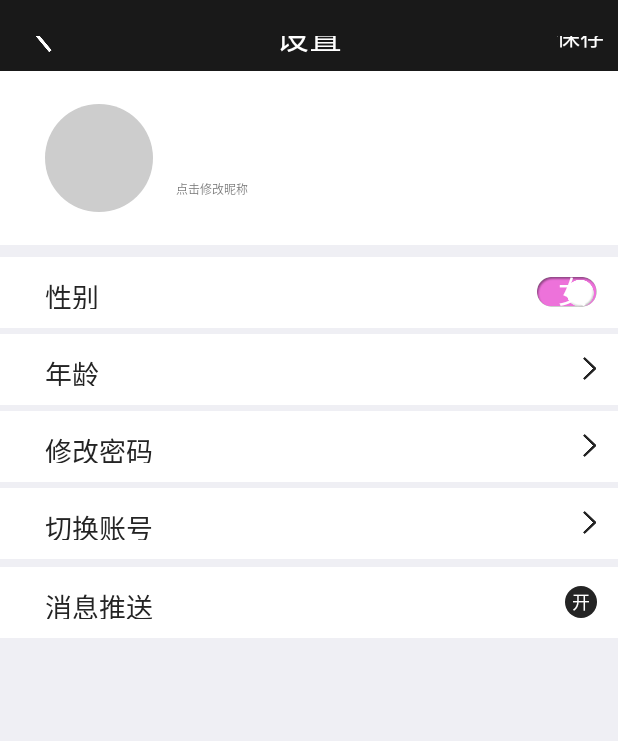
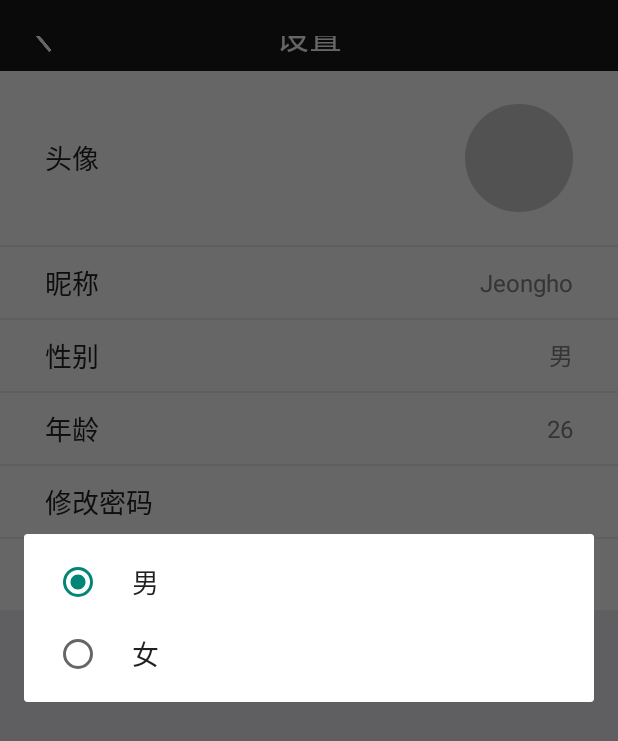
Before and after one commit to hitYOUcry/qxb, an Android app: the SettingActivity screen opened directly, with no data from a screen before it, after a tap on "性别", on a phone screen of 412 x 824 dp. Shown: the top 741 px of the screen. Run offline under Robolectric (Android 15) with nearby library versions, the phone set to English and light mode, and no system bars; our stand-ins replace ButterKnife; libraries missing offline, so code that uses them is left out: cn.jpush.android, org.xutils.x; pictures from the network do not load; Roboto replaces fonts that are not available here; 1 statement that could not run was skipped.

Commit message:
setting change

```diff
--- a/app/src/main/AndroidManifest.xml
+++ b/app/src/main/AndroidManifest.xml
@@ -181,6 +181,10 @@
             android:name=".activity.mine.ImageFolderListActivity"
             android:screenOrientation="portrait"
             android:windowSoftInputMode="adjustPan"/>
+        <activity
+            android:name=".activity.mine.changeInfo.ChangeNicknameAty"
+            android:screenOrientation="portrait"
+            android:windowSoftInputMode="stateVisible|adjustResize"/>
         <!-- Mine Part End -->
 
 
--- a/app/src/main/java/com/qixingbang/qxb/activity/mine/SettingActivity.java
+++ b/app/src/main/java/com/qixingbang/qxb/activity/mine/SettingActivity.java
@@ -1,35 +1,30 @@
 package com.qixingbang.qxb.activity.mine;
 
+import android.app.AlertDialog;
 import android.content.Context;
+import android.content.DialogInterface;
 import android.content.Intent;
 import android.graphics.Bitmap;
 import android.net.Uri;
 import android.os.Bundle;
 import android.provider.MediaStore;
 import android.util.Log;
-import android.util.TypedValue;
 import android.view.Gravity;
 import android.view.KeyEvent;
 import android.view.LayoutInflater;
-import android.view.MotionEvent;
 import android.view.View;
 import android.view.inputmethod.InputMethodManager;
-import android.widget.EditText;
 import android.widget.ImageView;
 import android.widget.PopupWindow;
 import android.widget.RelativeLayout;
 import android.widget.TextView;
 import android.widget.Toast;
 
-import com.android.volley.AuthFailureError;
-import com.android.volley.Request;
-import com.android.volley.Response;
-import com.android.volley.VolleyError;
-import com.android.volley.toolbox.JsonObjectRequest;
 import com.google.gson.Gson;
 import com.lidroid.xutils.BitmapUtils;
 import com.qixingbang.qxb.R;
 import com.qixingbang.qxb.activity.login.LoginActivity;
+import com.qixingbang.qxb.activity.mine.changeInfo.ChangeNicknameAty;
 import com.qixingbang.qxb.activity.mine.clipHeadPortrait.RoundImageView;
 import com.qixingbang.qxb.base.activity.BaseActivity;
 import com.qixingbang.qxb.beans.QAccount;
@@ -37,18 +32,9 @@ import com.qixingbang.qxb.beans.mine.UserInfoBean;
 import com.qixingbang.qxb.common.application.QApplication;
 import com.qixingbang.qxb.common.utils.FileUtil;
 import com.qixingbang.qxb.common.utils.ToastUtil;
-import com.qixingbang.qxb.common.views.SlideSwitch;
 import com.qixingbang.qxb.dialog.TextDialog;
-import com.qixingbang.qxb.server.RequestUtil;
-import com.qixingbang.qxb.server.ResponseUtil;
-import com.qixingbang.qxb.server.UrlUtil;
-
-import org.json.JSONException;
-import org.json.JSONObject;
 
 import java.io.File;
-import java.util.HashMap;
-import java.util.Map;
 
 import butterknife.Bind;
 import butterknife.ButterKnife;
@@ -73,21 +59,19 @@ public class SettingActivity extends BaseActivity {
     ImageView mImageViewShare;
     @Bind(R.id.textView_tabTip)
     TextView mTextViewTabTip;
-    @Bind(R.id.tv_push_message)
-    TextView mTvPushMessage;
     @Bind(R.id.iv_head_portrait)
     RoundImageView mIvHeadPortrait;
-    @Bind(R.id.edt_nickname)
-    EditText mEdtNickname;
-    @Bind(R.id.iv_delete_nickname)
-    ImageView mIvDeleteNickname;
     @Bind(R.id.tv_age)
     TextView mTvAge;
+    @Bind(R.id.tv_sex)
+    TextView mTvSex;
+    @Bind(R.id.tv_nickname)
+    TextView mTvNickname;
 
-    @Bind(R.id.switch_sex)
-    SlideSwitch mSsSex;
-    //    @Bind(R.id.textView_commit)
-    TextView mTextViewSave;
+    @Bind(R.id.rl_change_head)
+    RelativeLayout mRlChangeHead;
+    @Bind(R.id.rl_change_nickname)
+    RelativeLayout mRlChangeNickname;
     @Bind(R.id.rl_change_age)
     RelativeLayout mRlChangeAge;
     @Bind(R.id.rl_change_password)
@@ -103,6 +87,12 @@ public class SettingActivity extends BaseActivity {
 
     private PopupWindow mPopupWindow;
 
+    private boolean sex;
+    private String nickname;
+
+    private static final int NICKNAME_CODE = 0x01;
+    //private static final int NICKNAME_RESULT_CODE = 0x02;
+
     @Override
     protected void onCreate(Bundle savedInstanceState) {
         super.onCreate(savedInstanceState);
@@ -116,13 +106,6 @@ public class SettingActivity extends BaseActivity {
     public void initView() {
         tvTitle = (TextView) findViewById(R.id.textView_tabTip);
         boolean isPush = QAccount.getIsPush();
-        if (isPush) {
-            mTvPushMessage.setText("开");
-        }
-        mTextViewSave = (TextView) findViewById(R.id.textView_commit);
-        mTextViewSave.setVisibility(View.VISIBLE);
-        mTextViewSave.setText("保存");
-        mTextViewSave.setTextSize(TypedValue.COMPLEX_UNIT_DIP, 16);
     }
 
     @Override
@@ -134,14 +117,19 @@ public class SettingActivity extends BaseActivity {
         UserInfoBean userInfoBean = gson.fromJson(userInfo, UserInfoBean.class);
         if (userInfoBean.result == 200) {
             QApplication.getImageLoader().display(mIvHeadPortrait, userInfoBean.user.icon);
-            mEdtNickname.setText(userInfoBean.user.nickname);
-            if (userInfoBean.user.sex == false) {
-                mSsSex.setStatusOn(true);
-            } else {
-                mSsSex.setStatusOn(false);
+
+            sex = userInfoBean.user.sex;
+            if (sex) {
+                mTvSex.setText("女");
+            }else {
+                mTvSex.setText("男");
             }
+            mTvAge.setText(userInfoBean.user.age + "岁");
+            nickname = userInfoBean.user.nickname;
+            mTvNickname.setText(nickname);
         }
-        mTvAge.setText(userInfoBean.user.age + "岁");
+
+
     }
 
     /**
@@ -149,11 +137,11 @@ public class SettingActivity extends BaseActivity {
      *
      * @param v
      */
-    @OnClick({R.id.iv_head_portrait, R.id.iv_delete_nickname, R.id.edt_nickname, R.id.imageView_back,
-            R.id.textView_commit, R.id.rl_change_sex, R.id.rl_change_user})
+    @OnClick({R.id.rl_change_head, R.id.imageView_back, R.id.rl_change_sex, R.id.rl_change_user,
+            R.id.rl_change_nickname, R.id.rl_change_password, R.id.rl_change_age})
     public void onViewClick(View v) {
         switch (v.getId()) {
-            case R.id.iv_head_portrait:
+            case R.id.rl_change_head:
                 if (dismissPopupWindow())
                     return;
                 View view = initPopupWindow();
@@ -168,57 +156,40 @@ public class SettingActivity extends BaseActivity {
                     mPopupWindow.showAtLocation(view, Gravity.CENTER_HORIZONTAL | Gravity.BOTTOM, 0, 0);
                 }
                 break;
-            case R.id.iv_delete_nickname:
-                Toast.makeText(this, "delete nickname", Toast.LENGTH_SHORT).show();
-                mEdtNickname.setText("");
+            case R.id.rl_change_nickname:
+                Intent intent = new Intent(this, ChangeNicknameAty.class);
+                Bundle bundle = new Bundle();
+                bundle.putString("nickname", nickname);
+                intent.putExtras(bundle);
+                startActivityForResult(intent, NICKNAME_CODE);
                 break;
-
-            case R.id.edt_nickname:
-                setNicknameEdtFocus(true);
-                initInputMethod();
+            case R.id.rl_change_sex:
+                AlertDialog.Builder builder = new AlertDialog.Builder(this);
+                int checkItem;
+                if (sex) {
+                    checkItem = 1;
+                }else {
+                    checkItem = 0;
+                }
+                builder.setSingleChoiceItems(new String[]{"男", "女"}, checkItem, new DialogInterface.OnClickListener() {
+                    @Override
+                    public void onClick(DialogInterface dialog, int which) {
+                        Toast.makeText(SettingActivity.this, which + "", Toast.LENGTH_SHORT).show();
+                        //TODO:上传服务器
+                        dialog.dismiss();
+                    }
+                });
+                builder.show();
+                break;
+            case R.id.rl_change_age:
+                break;
+            case R.id.rl_change_password:
+                break;
+            case R.id.rl_change_user:
+                changeUser();
                 break;
             case R.id.imageView_back:
                 finish();
-                break;
-            case R.id.textView_commit:
-                String nickname = mEdtNickname.getText().toString();
-                int sex = mSsSex.getSex();
-                Log.d("sex", sex + "");
-                JSONObject jsonObject = new JSONObject();
-                try {
-                    jsonObject.put("nickname", nickname);
-                    jsonObject.put("sex", sex);
-                } catch (JSONException e) {
-
-                }
-                JsonObjectRequest request = new JsonObjectRequest(Request.Method.POST, UrlUtil.getUpdateUserInfo(), jsonObject,
-                        new Response.Listener<JSONObject>() {
-                            @Override
-                            public void onResponse(JSONObject response) {
-                                Toast.makeText(SettingActivity.this, "修改成功", Toast.LENGTH_SHORT).show();
-                            }
-                        },
-                        new Response.ErrorListener() {
-                            @Override
-                            public void onErrorResponse(VolleyError error) {
-                                ResponseUtil.toastError(error);
-                            }
-                        }) {
-                    @Override
-                    public Map<String, String> getHeaders() throws AuthFailureError {
-                        HashMap<String, String> headers = new HashMap<String, String>();
-                        headers.put("authorization", QAccount.getToken());
-                        return headers;
-                    }
-                };
-                RequestUtil.getInstance().addToRequestQueue(request, TAG);
-                break;
-
-            case R.id.rl_change_sex:
-                Log.d("SettingActivity", "onClick");
-                break;
-            case R.id.rl_change_user:
-                changeUser();
                 break;
             default:
                 break;
@@ -302,17 +273,6 @@ public class SettingActivity extends BaseActivity {
         return true;
     }
 
-    @Override
-    public boolean onTouchEvent(MotionEvent event) {
-        Log.d("SettingActivity", "onTouchEvent");
-        dismissPopupWindow();
-        if (mEdtNickname.hasFocus()) {
-            setNicknameEdtFocus(false);
-            initInputMethod();
-        }
-        return super.onTouchEvent(event);
-    }
-
     private void takePhoto() {
         Intent openCamera = new Intent(MediaStore.ACTION_IMAGE_CAPTURE);
         File file = new File(FileUtil.getTakePhotoPath());
@@ -350,21 +310,4 @@ public class SettingActivity extends BaseActivity {
         InputMethodManager imm = (InputMethodManager) getSystemService(Context.INPUT_METHOD_SERVICE);
         imm.toggleSoftInput(0, InputMethodManager.HIDE_NOT_ALWAYS);
     }
-
-    /**
-     * 设置昵称的焦点情况
-     *
-     * @param focus 是否获得焦点
-     */
-    private void setNicknameEdtFocus(boolean focus) {
-        mEdtNickname.setFocusableInTouchMode(focus);
-        mEdtNickname.setFocusable(focus);
-        if (focus) {
-            mEdtNickname.requestFocus();
-            mIvDeleteNickname.setVisibility(View.VISIBLE);
-        } else {
-            mEdtNickname.clearFocus();
-            mIvDeleteNickname.setVisibility(View.INVISIBLE);
-        }
-    }
 }
--- a/app/src/main/res/layout/activity_setting.xml
+++ b/app/src/main/res/layout/activity_setting.xml
@@ -1,7 +1,6 @@
 <?xml version="1.0" encoding="utf-8"?>
 <LinearLayout xmlns:android="http://schemas.android.com/apk/res/android"
               xmlns:round="http://schemas.android.com/apk/res-auto"
-              xmlns:slideSwitch="http://schemas.android.com/apk/res-auto"
               android:layout_width="match_parent"
               android:layout_height="match_parent"
               android:background="@color/about_qxb_bg"
@@ -15,161 +14,130 @@
         android:layout_height="@dimen/title_bar_height"/>
 
     <RelativeLayout
+        android:id="@+id/rl_change_head"
         android:layout_width="match_parent"
         android:layout_height="116dp"
-        android:background="@color/white">
+        android:background="@drawable/xml_selector_about_qxb_btn">
 
+        <TextView
+            android:layout_width="wrap_content"
+            android:layout_height="wrap_content"
+            android:layout_centerVertical="true"
+            android:layout_marginLeft="30dp"
+            android:textSize="@dimen/text_size_large"
+            android:textColor="@color/black_242424"
+            android:text="头像"
+            />
         <com.qixingbang.qxb.activity.mine.clipHeadPortrait.RoundImageView
             android:id="@+id/iv_head_portrait"
             android:layout_width="72dp"
             android:layout_height="72dp"
-            android:layout_gravity="center"
-            android:layout_marginLeft="30dp"
-            android:layout_marginTop="22dp"
+            android:layout_centerVertical="true"
+            android:layout_alignParentRight="true"
+            android:layout_marginRight="30dp"
             android:background="@drawable/xml_shape_setting_head"
             round:civ_border_color="#313131"
             round:civ_border_width="2dp"/>
+    </RelativeLayout>
 
-
-        <EditText
-            android:id="@+id/edt_nickname"
-            android:layout_width="213dp"
-            android:layout_height="22dp"
-            android:layout_centerVertical="true"
-            android:layout_marginLeft="15dp"
-            android:layout_toRightOf="@id/iv_head_portrait"
-            android:background="@null"
-            android:focusableInTouchMode="false"
-            android:textColor="@color/black"
-            android:textSize="@dimen/text_size_large"
-            />
+    <RelativeLayout
+        android:id="@+id/rl_change_nickname"
+        android:layout_width="match_parent"
+        android:layout_height="47dp"
+        android:layout_marginTop="1dp"
+        android:background="@drawable/xml_selector_about_qxb_btn">
 
         <TextView
-            android:id="@+id/tv_change_nickname"
-            android:layout_width="56dp"
-            android:layout_height="10dp"
-            android:layout_alignLeft="@id/edt_nickname"
-            android:layout_below="@id/edt_nickname"
-            android:layout_marginTop="4dp"
-            android:gravity="center_vertical"
-            android:text="点击修改昵称"
-            android:textSize="@dimen/text_size_24px"/>
-
-        <ImageView
-            android:id="@+id/iv_delete_nickname"
             android:layout_width="wrap_content"
             android:layout_height="wrap_content"
             android:layout_centerVertical="true"
-            android:layout_toRightOf="@id/edt_nickname"
-            android:src="@drawable/ic_mine_delete"
-            android:visibility="invisible"/>
+            android:layout_marginLeft="30dp"
+            android:textSize="@dimen/text_size_large"
+            android:textColor="@color/black_242424"
+            android:text="昵称"/>
+        <TextView
+            android:id="@id/tv_nickname"
+            android:layout_width="wrap_content"
+            android:layout_height="wrap_content"
+            android:layout_centerVertical="true"
+            android:layout_alignParentRight="true"
+            android:layout_marginRight="30dp"
+            android:textSize="@dimen/text_size_medium"
+            android:textColor="@color/color868686"
+            android:text="Jeongho"/>
+
     </RelativeLayout>
 
     <RelativeLayout
         android:id="@+id/rl_change_sex"
         android:layout_width="match_parent"
         android:layout_height="47dp"
-        android:layout_marginTop="8dp"
+        android:layout_marginTop="1dp"
         android:background="@drawable/xml_selector_about_qxb_btn">
 
         <TextView
             style="@style/mineFragment_setting_tv_style"
             android:text="@string/sex"/>
-
-        <com.qixingbang.qxb.common.views.SlideSwitch
-            android:id="@+id/switch_sex"
+        <TextView
+            android:id="@+id/tv_sex"
             android:layout_width="wrap_content"
             android:layout_height="wrap_content"
+            android:layout_centerVertical="true"
             android:layout_alignParentRight="true"
-            android:layout_centerVertical="true"
-            android:layout_marginRight="14dp"
-            slideSwitch:background_off="@drawable/ic_mine_setting_switch_bg_off"
-            slideSwitch:background_on="@drawable/ic_mine_setting_switch_bg_on"
-            slideSwitch:switch_button="@drawable/ic_mine_setting_switch_thumb"
-            slideSwitch:text_off="女"
-            slideSwitch:text_on="男"
-            />
+            android:layout_marginRight="30dp"
+            android:textSize="@dimen/text_size_medium"
+            android:textColor="@color/color868686"
+            android:text="男"/>
+
     </RelativeLayout>
 
     <RelativeLayout
         android:id="@+id/rl_change_age"
         android:layout_width="match_parent"
         android:layout_height="47dp"
-        android:layout_marginTop="4dp"
+        android:layout_marginTop="1dp"
         android:background="@drawable/xml_selector_about_qxb_btn">
 
         <TextView
             style="@style/mineFragment_setting_tv_style"
             android:text="@string/age"/>
 
-        <ImageView
-            style="@style/mineFragment_setting_iv_style"
-            />
-
         <TextView
             android:id="@+id/tv_age"
-            android:layout_width="30dp"
-            android:layout_height="13dp"
+            android:layout_width="wrap_content"
+            android:layout_height="wrap_content"
             android:layout_alignParentRight="true"
             android:layout_centerVertical="true"
             android:layout_marginRight="30dp"
             android:textColor="@color/color868686"
-            android:textSize="@dimen/text_size_x_small"/>
+            android:textSize="@dimen/text_size_medium"
+            android:text="26"/>
     </RelativeLayout>
 
     <RelativeLayout
         android:id="@+id/rl_change_password"
         android:layout_width="match_parent"
         android:layout_height="47dp"
-        android:layout_marginTop="4dp"
+        android:layout_marginTop="1dp"
         android:background="@drawable/xml_selector_about_qxb_btn">
 
         <TextView
             style="@style/mineFragment_setting_tv_style"
             android:text="@string/change_password"/>
 
-        <ImageView
-            style="@style/mineFragment_setting_iv_style"
-            />
     </RelativeLayout>
 
     <RelativeLayout
         android:id="@+id/rl_change_user"
         android:layout_width="match_parent"
         android:layout_height="47dp"
-        android:layout_marginTop="4dp"
+        android:layout_marginTop="1dp"
         android:background="@drawable/xml_selector_about_qxb_btn">
 
         <TextView
             style="@style/mineFragment_setting_tv_style"
             android:text="@string/change_user"/>
 
-        <ImageView
-            style="@style/mineFragment_setting_iv_style"
-            />
-    </RelativeLayout>
-
-    <RelativeLayout
-        android:layout_width="match_parent"
-        android:layout_height="47dp"
-        android:layout_marginTop="5dp"
-        android:background="@drawable/xml_selector_about_qxb_btn">
-
-        <TextView
-            style="@style/mineFragment_setting_tv_style"
-            android:text="@string/message_push"/>
-
-        <TextView
-            android:id="@+id/tv_push_message"
-            android:layout_width="21dp"
-            android:layout_height="21dp"
-            android:layout_alignParentRight="true"
-            android:layout_centerVertical="true"
-            android:layout_marginRight="14dp"
-            android:background="@drawable/xml_shape_setting_sex_bg"
-            android:gravity="center"
-            android:textColor="@color/white"
-            android:textSize="@dimen/text_size_x_small"/>
     </RelativeLayout>
 
 </LinearLayout>
--- a/app/src/main/res/values/styles.xml
+++ b/app/src/main/res/values/styles.xml
@@ -221,8 +221,8 @@
     </style>
 
     <style name="mineFragment_setting_tv_style">
-        <item name="android:layout_width">100dp</item>
-        <item name="android:layout_height">22dp</item>
+        <item name="android:layout_width">wrap_content</item>
+        <item name="android:layout_height">wrap_content</item>
         <item name="android:layout_centerVertical">true</item>
         <item name="android:layout_marginLeft">30dp</item>
         <item name="android:textSize">@dimen/text_size_large</item>
```
Also changed, not shown: app/src/main/java/com/qixingbang/qxb/activity/login/completeUserInfo/ChangeNicknameActivity.java (+19 -26 lines), app/src/main/java/com/qixingbang/qxb/activity/mine/changeInfo/ChangeNicknameAty.java (added, +59 -0 lines), app/src/main/res/layout/activity_change_nickname.xml (+14 -26 lines).
